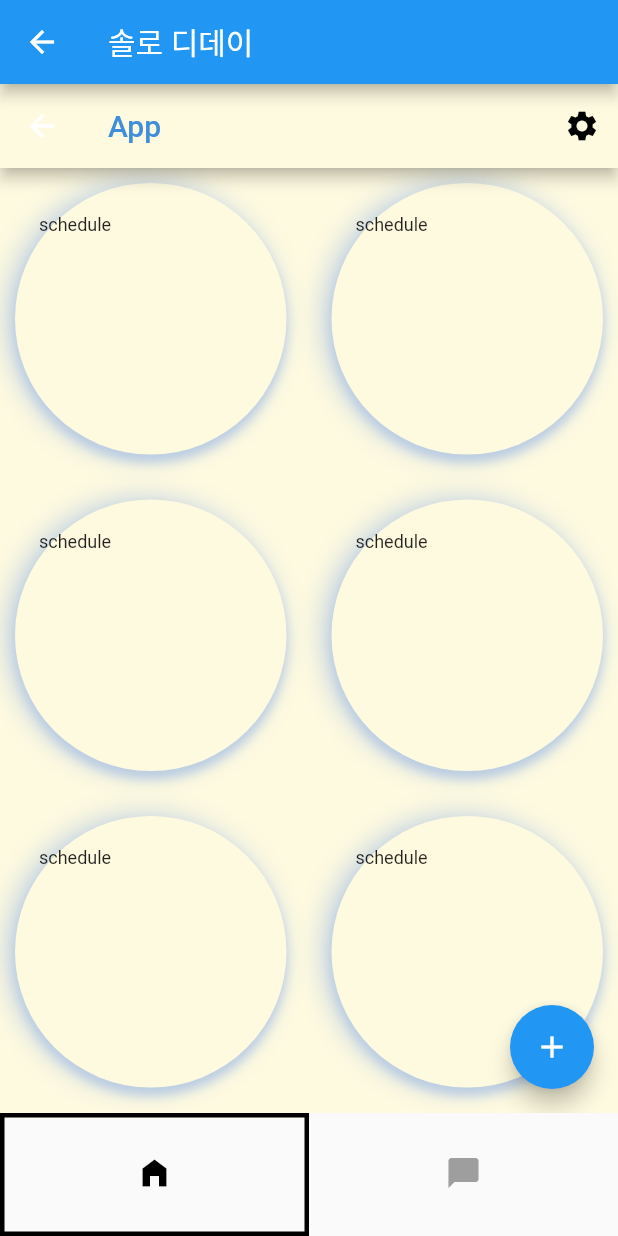
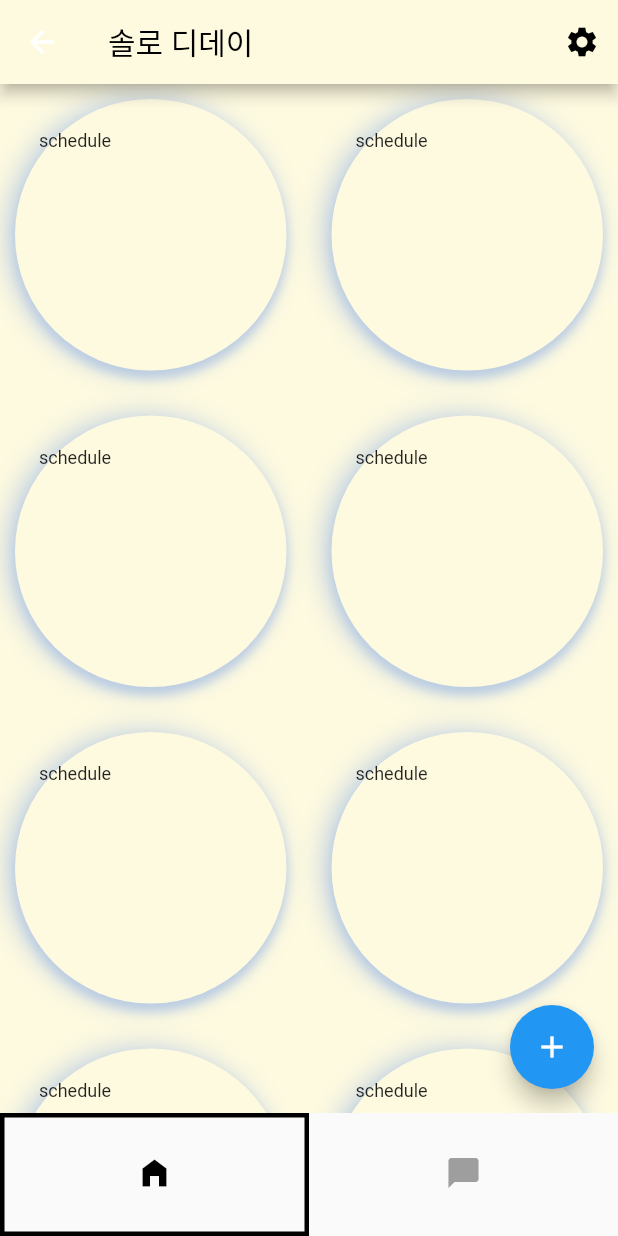
Before and after one commit to bgwbgw100/soloDiary, a Flutter app: the TabPage screen opened directly, on a phone screen of 412 x 824 dp. Run offline on Flutter 3.47's test engine with Material 2 defaults, Android fonts, the phone set to English and light mode, and no system bars.

Commit message:
프로젝트 정리

```diff
--- a/lib/mainTabBarController.dart
+++ b/lib/common/mainTabBarController.dart
@@ -1,7 +1,8 @@
 import 'package:flutter/material.dart';
-import 'package:solodiary/chatView.dart';
-import 'package:solodiary/homeView/homeView.dart';
-import 'package:solodiary/scheduleView.dart';
+import 'package:solodiary/chat/chatView.dart';
+import 'package:solodiary/home/homeView.dart';
+import 'package:solodiary/common/settingView.dart';
+import 'package:solodiary/util/customColor.dart';
 
 class TabPage extends StatefulWidget {
   const TabPage({Key? key}) : super(key: key);
@@ -27,10 +28,17 @@ class _TabPageState extends State<TabPage> with TickerProviderStateMixin {
 
     return Scaffold(
       appBar: AppBar(
-
+        backgroundColor: Color(CustomColor.background),
         title: Text(
           '솔로 디데이',
+          style: TextStyle(color: Colors.black),
         ),
+        actions: [
+          IconButton(onPressed: (){
+
+            Navigator.push(context, MaterialPageRoute(builder: (context) => SettingView()));
+          }, icon: Icon(Icons.settings), color: Colors.black,)
+        ],
       ),
       bottomNavigationBar: TabBar(
         tabs: [
@@ -55,24 +63,14 @@ class _TabPageState extends State<TabPage> with TickerProviderStateMixin {
       ),
       body: Column(
         children: [
-          // Container(
-          //   decoration: BoxDecoration(
-          //     border: Border.all(),
-          //   ),
-          //   child:
-          // ),
           Expanded(
             child: TabBarView(
               controller: _tabController,
               children: [
                 Container(
-                  // color: Colors.yellow[200],
-                  // alignment: Alignment.center,
-                  child: Home() //Home(),
+                  child: HomeView()
                 ),
                 Container(
-                  // color: Colors.green[200],
-                  // alignment: Alignment.center,
                   child: OneDay(),
                 ),
               ],
--- /dev/null
+++ b/lib/home/homeBackGround.dart
@@ -0,0 +1,22 @@
+import 'package:flutter/material.dart';
+import 'package:solodiary/home/scheduleView.dart';
+import 'package:solodiary/util/customColor.dart';
+
+class HomeBackGround extends StatefulWidget {
+  const HomeBackGround({Key? key}) : super(key: key);
+
+  @override
+  State<HomeBackGround> createState() => _HomeBackGroundState();
+}
+
+class _HomeBackGroundState extends State<HomeBackGround> {
+  @override
+  Widget build(BuildContext context) {
+    return Scaffold(
+      body: Container(
+        color: Color(CustomColor.background),
+        child: ScheduleView(),
+      ),
+    );
+  }
+}
--- /dev/null
+++ b/lib/home/homeView.dart
@@ -0,0 +1,28 @@
+import 'package:flutter/material.dart';
+import 'package:solodiary/home/homeBackGround.dart';
+import 'package:solodiary/home/homePopup.dart';
+import 'package:solodiary/common/settingView.dart';
+import 'package:solodiary/util/customColor.dart';
+import 'package:solodiary/util/inputDateUtil.dart';
+
+class HomeView extends StatefulWidget {
+  const HomeView({super.key});
+
+  @override
+  State<HomeView> createState() => _HomeViewState();
+}
+
+class _HomeViewState extends State<HomeView> {
+  // This widget is the root of your application.
+  @override
+  Widget build(BuildContext context) {
+    return Scaffold(
+      floatingActionButton: FloatingActionButton(
+        onPressed: (){},
+        child: Icon(Icons.add),
+      ),
+      floatingActionButtonLocation: FloatingActionButtonLocation.endFloat,
+      body: HomeBackGround(),
+    );
+  }
+}
--- /dev/null
+++ b/lib/home/scheduleView.dart
@@ -0,0 +1,95 @@
+
+import 'package:flutter/material.dart';
+import 'package:solodiary/home/homePopup.dart';
+import 'package:solodiary/util/customColor.dart';
+
+class ScheduleView extends StatefulWidget {
+  const ScheduleView({Key? key}) : super(key: key);
+
+  @override
+  State<ScheduleView> createState() => _ScheduleViewState();
+}
+
+class _ScheduleViewState extends State<ScheduleView> {
+  @override
+  Widget build(BuildContext context) {
+    return GridView.builder(itemCount:54,
+      gridDelegate: SliverGridDelegateWithFixedCrossAxisCount(
+        crossAxisCount: 2,  //한 개 행에 보여줄 item 개수
+        childAspectRatio: 1 / 1,  //item 의 가로 세로 비율
+        mainAxisSpacing: 10,  //수평 padding
+        crossAxisSpacing: 10,  //수직 padding
+      ),
+      itemBuilder: (c, i) {
+        return  Container(
+          width: 100,
+          height: 100,
+          margin: EdgeInsets.fromLTRB(10, 10, 10, 10),
+          decoration: BoxDecoration(
+              color: Color(CustomColor.background),
+              border: Border(),
+              shape: BoxShape.circle,
+              //    borderRadius: BorderRadius.circular(200),
+              boxShadow: <BoxShadow>[
+                BoxShadow(
+                    color: Color(0xffbbcde3),
+                    blurRadius: 5,
+                    offset: Offset(0, 5)
+                ),
+                BoxShadow(
+                    color: Color(0xffbbcde3),
+                    blurRadius: 15,
+                    offset: Offset(-5, 0)
+                ),
+              ]
+          ),
+          child: ListTile(
+            title: Text('schedule', textAlign: TextAlign.start, style: TextStyle(fontSize: 12),),
+            onTap: (){
+              showGeneralDialog(
+                context: context,
+                barrierColor: Colors.black.withOpacity(0.5),
+                barrierDismissible: true,
+                barrierLabel: "ads" ,
+                transitionDuration: Duration(milliseconds: 200),
+                pageBuilder: (BuildContext context, Animation<double> animation, Animation<double> secondaryAnimation) {
+                  return HomePopup();
+                },
+              );
+            },
+          ),
+        );
+      },
+      /*    itemBuilder: (c, i){
+      return Container(
+        width: 200,
+        height: 200,
+        margin: EdgeInsets.fromLTRB(10, 10, 10, 10),
+        decoration: BoxDecoration(
+          color: Color(0xfffefae0),
+          border: Border(),
+          borderRadius: BorderRadius.circular(50),
+          boxShadow: <BoxShadow>[
+            BoxShadow(
+              color: Color(0xffbbcde3),
+              blurRadius: 5,
+              offset: Offset(0, 5)
+            ),
+            BoxShadow(
+              color: Color(0xffbbcde3),
+              blurRadius: 15,
+              offset: Offset(-5, 0)
+            ),
+          ]
+        ),
+        child: ListTile(
+          title: Text('schedule', textAlign: TextAlign.start, style: TextStyle(fontSize: 12),),
+          onTap: (){
+            print('schedule click');
+          },
+        ),
+      );
+        }*/
+    );
+  }
+}
--- a/lib/intro.dart
+++ b/lib/intro.dart
@@ -1,6 +1,5 @@
 import 'package:flutter/material.dart';
 import 'package:intl/intl.dart';
-import 'package:solodiary/commonStaticVariable.dart';
 import 'util/customColor.dart';
 
 class Intro extends StatelessWidget {
--- a/lib/main.dart
+++ b/lib/main.dart
@@ -1,9 +1,7 @@
 import 'package:flutter/material.dart';
-import 'package:solodiary/bottomNavigationController.dart';
-import 'chatView.dart';
-import 'commonStaticVariable.dart';
+import 'chat/chatView.dart';
 import 'intro.dart';
-import 'mainTabBarController.dart';
+import 'common/mainTabBarController.dart';
 
 void main() {
   runApp(MaterialApp(
--- a/lib/scheduleView.dart
+++ /dev/null
@@ -1,207 +0,0 @@
-import 'package:flutter/material.dart';
-
-class Home extends StatefulWidget {
-  const Home({super.key});
-
-  @override
-  State<Home> createState() => _HomeState();
-}
-
-class _HomeState extends State<Home> {
-  // This widget is the root of your application.
-  @override
-  Widget build(BuildContext context) {
-    return Scaffold(
-      floatingActionButton: FloatingActionButton(
-        onPressed: (){},
-        child: Icon(Icons.add),
-      ),
-      floatingActionButtonLocation: FloatingActionButtonLocation.endFloat,
-      appBar: AppBar(
-        title: Text('App', style: TextStyle(color: Color(0xff3e8eda))),
-        backgroundColor: Color(0xfffefae0),
-        actions: [
-          IconButton(onPressed: (){
-            print('hihihi');
-            Navigator.push(context, MaterialPageRoute(builder: (context) => SettingView()));
-          }, icon: Icon(Icons.settings), color: Colors.black,)
-        ],
-      ),
-      body: BackGround(),
-    );
-  }
-}
-
-class BackGround extends StatefulWidget {
-  const BackGround({Key? key}) : super(key: key);
-
-  @override
-  State<BackGround> createState() => _BackGroundState();
-}
-
-class _BackGroundState extends State<BackGround> {
-  @override
-  Widget build(BuildContext context) {
-    return Scaffold(
-      body: Container(
-        color: Color(0xfffefae0),
-        child: ScheduleView(),
-      ),
-    );
-  }
-}
-
-class ScheduleView extends StatefulWidget {
-  const ScheduleView({Key? key}) : super(key: key);
-
-  @override
-  State<ScheduleView> createState() => _ScheduleViewState();
-}
-
-class _ScheduleViewState extends State<ScheduleView> {
-  @override
-  Widget build(BuildContext context) {
-    return GridView.builder(itemCount:54,
-      gridDelegate: SliverGridDelegateWithFixedCrossAxisCount(
-        crossAxisCount: 2,  //한 개 행에 보여줄 item 개수
-        childAspectRatio: 1 / 1,  //item 의 가로 세로 비율
-        mainAxisSpacing: 10,  //수평 padding
-        crossAxisSpacing: 10,  //수직 padding
-      ),
-      itemBuilder: (c, i) {
-        return  Container(
-          width: 100,
-          height: 100,
-          margin: EdgeInsets.fromLTRB(10, 10, 10, 10),
-          decoration: BoxDecoration(
-              color: Color(0xfffefae0),
-              border: Border(),
-              shape: BoxShape.circle,
-              //    borderRadius: BorderRadius.circular(200),
-              boxShadow: <BoxShadow>[
-                BoxShadow(
-                    color: Color(0xffbbcde3),
-                    blurRadius: 5,
-                    offset: Offset(0, 5)
-                ),
-                BoxShadow(
-                    color: Color(0xffbbcde3),
-                    blurRadius: 15,
-                    offset: Offset(-5, 0)
-                ),
-              ]
-          ),
-          child: ListTile(
-            title: Text('schedule', textAlign: TextAlign.start, style: TextStyle(fontSize: 12),),
-            onTap: (){
-              showGeneralDialog(
-                context: context,
-                barrierColor: Colors.black.withOpacity(0.5),
-                barrierDismissible: true,
-                barrierLabel: "ads" ,
-                transitionDuration: Duration(milliseconds: 200),
-                pageBuilder: (BuildContext context, Animation<double> animation, Animation<double> secondaryAnimation) {
-                  return MyPopupWidget();
-                },
-              );
-            },
-          ),
-        );
-      },
-      /*    itemBuilder: (c, i){
-      return Container(
-        width: 200,
-        height: 200,
-        margin: EdgeInsets.fromLTRB(10, 10, 10, 10),
-        decoration: BoxDecoration(
-          color: Color(0xfffefae0),
-          border: Border(),
-          borderRadius: BorderRadius.circular(50),
-          boxShadow: <BoxShadow>[
-            BoxShadow(
-              color: Color(0xffbbcde3),
-              blurRadius: 5,
-              offset: Offset(0, 5)
-            ),
-            BoxShadow(
-              color: Color(0xffbbcde3),
-              blurRadius: 15,
-              offset: Offset(-5, 0)
-            ),
-          ]
-        ),
-        child: ListTile(
-          title: Text('schedule', textAlign: TextAlign.start, style: TextStyle(fontSize: 12),),
-          onTap: (){
-            print('schedule click');
-          },
-        ),
-      );
-        }*/
-    );
-  }
-}
-class MyPopupWidget extends StatelessWidget {
-  @override
-  Widget build(BuildContext context) {
-    return Dialog(
-
-      shape: RoundedRectangleBorder(
-
-        borderRadius: BorderRadius.circular(16.0),
-      ),
-      child: Container(
-        padding: EdgeInsets.all(16.0),
-        child: Column(
-          mainAxisSize: MainAxisSize.min,
-          children: <Widget>[
-            const Text("기념일",style: TextStyle(height: 0)),
-            Row(
-              children: <Widget>[
-                Expanded(child: Center(child: InputYear()),flex: 3),
-
-                Expanded(child: Center(child: InputMon()) ,flex: 2,),
-                Expanded(child: Center(child: InputDay()) ,flex: 2,),
-                Expanded(child: SizedBox(),flex: 8,),
-              ],
-            ),
-            TextFormField(
-              decoration: InputDecoration(
-                hintText: "Title",
-              ),
-            ),
-            const SizedBox(height: 16.0),
-          TextField(
-            maxLines: 5,
-            decoration: InputDecoration(
-              hintText: '할일',
-              border: OutlineInputBorder(borderRadius: BorderRadius.circular(10)),
-              fillColor: Color(CustomColor.background),
-              filled: true,
-            ),
-          ),
-
-            Row(
-              mainAxisAlignment: MainAxisAlignment.end,
-              children: <Widget>[
-                TextButton(
-                  child: Text('Cancel'),
-                  onPressed: () {
-                    Navigator.of(context).pop();
-                  },
-                ),
-                TextButton(
-                  child: Text('OK'),
-                  onPressed: () {
-                    // Perform action on OK button press
-                    Navigator.of(context).pop();
-                  },
-                ),
-              ],
-            ),
-          ],
-        ),
-      ),
-    );
-  }
-}
--- a/lib/util/customColor.dart
+++ b/lib/util/customColor.dart
@@ -1,6 +1,7 @@
-abstract class CustomColor{
+abstract class CustomColor {
   static final int background = 0xfffefae0;
-  static final int homeBox1 =  0xFFD4A373;
-  static final int homeBox2 =  0Xffbde0fe;
+  static final int homeBox1 = 0xFFD4A373;
+  static final int homeBox2 = 0Xffbde0fe;
   static final int appBar = 0xfffefae0;
+  static final int text = 0xff7f5539;
 }
```
Also changed, not shown: lib/bottomNavigationController.dart (deleted, +0 -39 lines), lib/common/settingView.dart (renamed from lib/settingView.dart, +6 -5 lines), lib/commonStaticVariable.dart (deleted, +0 -18 lines), lib/home/homePopup.dart (added, +67 -0 lines), lib/homeview/homeRow.dart (deleted, +0 -59 lines), lib/homeview/homeView.dart (deleted, +0 -41 lines), lib/chat/chatView.dart (renamed from lib/chatView.dart), lib/common/loginPopupVC.dart (renamed from lib/loginPopupVC.dart).
